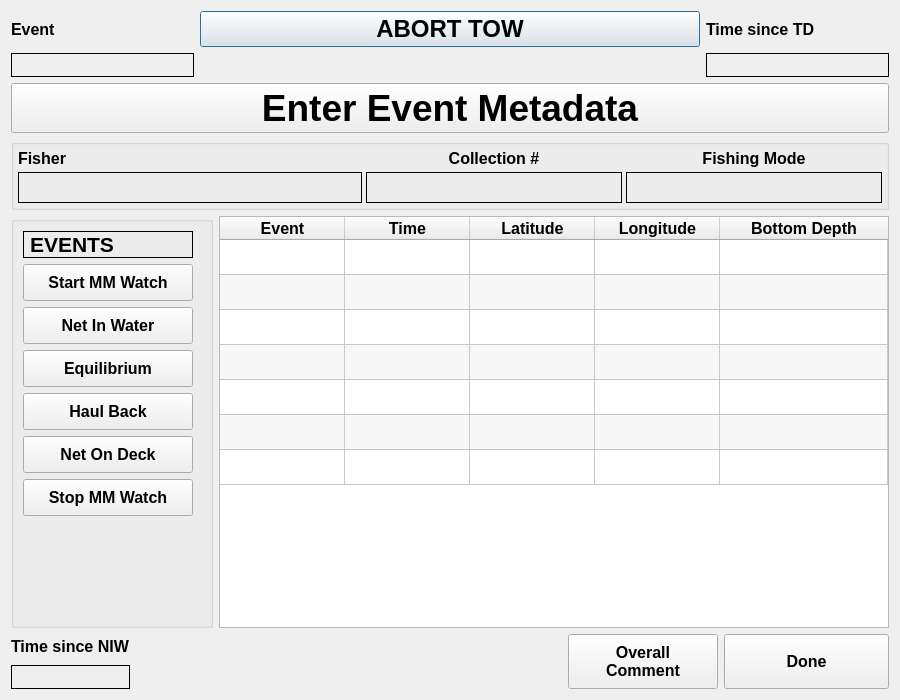
Old version of the form ui/CPSTrawlEvent.ui in the repository aliciabillings-noaa/CLAMS.
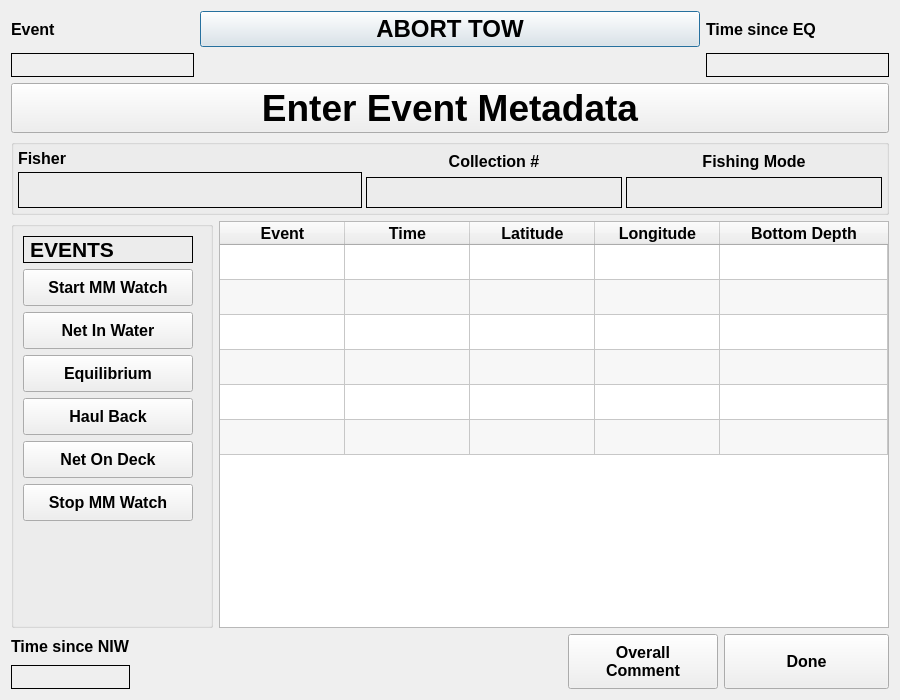
New version of the form.

Commit message: finishing up events

```diff
--- a/ui/CPSTrawlEvent.ui
+++ b/ui/CPSTrawlEvent.ui
@@ -60,7 +60,7 @@
         </font>
        </property>
        <property name="text">
-        <string>Time since TD</string>
+        <string>Time since EQ</string>
        </property>
       </widget>
      </item>
@@ -199,6 +199,7 @@
             </property>
             <property name="font">
              <font>
+              <family>Arial Black</family>
               <pointsize>19</pointsize>
               <weight>75</weight>
               <bold>true</bold>
@@ -609,11 +610,6 @@
          <string>New Row</string>
         </property>
        </row>
-       <row>
-        <property name="text">
-         <string>New Row</string>
-        </property>
-       </row>
        <column>
         <property name="text">
          <string>Event</string>
```
Left out of the diff: 4 changed lines with no effect on the pictures. The commit also changes 11 other files.
